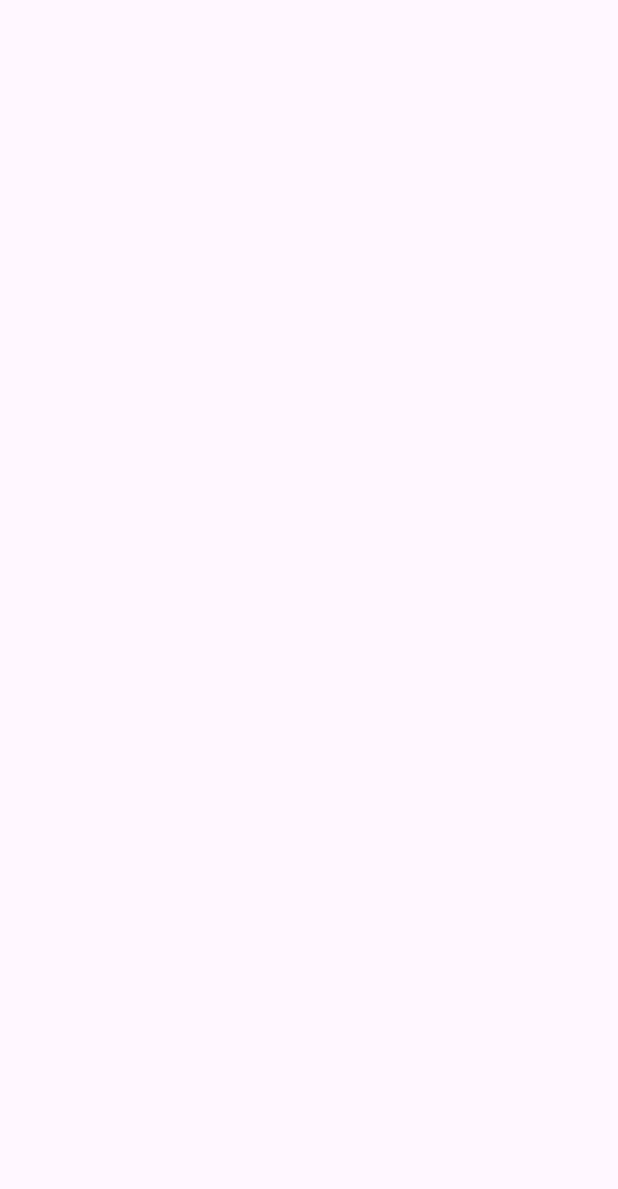
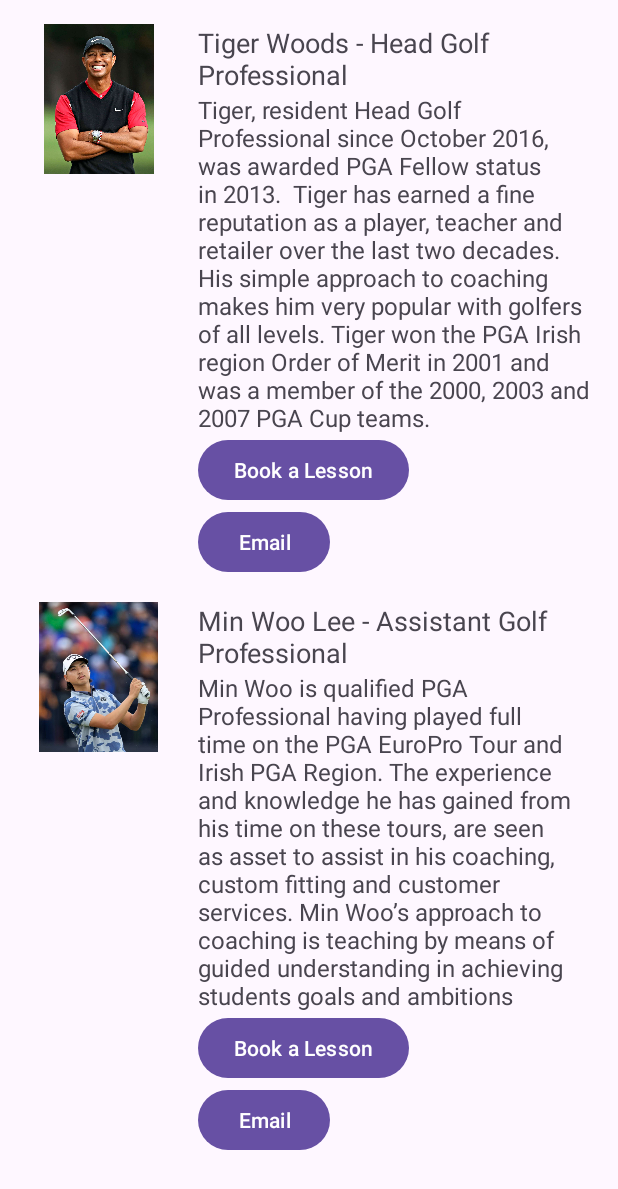
Before and after one commit to SamReilly01/Mobile-Assignment-App, an Android app: the OurTeamActivity screen opened directly, with no data from a screen before it, on a phone screen of 412 x 824 dp. Before the commit the part shown is empty. Shown: the top 1189 px of the screen. Run offline under Robolectric (Android 15) with nearby library versions, the phone set to English and light mode, and no system bars.

Commit message:
Basic page showing the pros

```diff
--- a/app/src/main/java/com/example/assignment/OurTeamActivity.java
+++ b/app/src/main/java/com/example/assignment/OurTeamActivity.java
@@ -1,15 +1,37 @@
-// OurTeamActivity.java
 package com.example.assignment;
 
+import androidx.appcompat.app.AppCompatActivity;
 import android.os.Bundle;
-import androidx.appcompat.app.AppCompatActivity;
+import android.widget.ImageView;
+import android.widget.TextView;
 
 public class OurTeamActivity extends AppCompatActivity {
 
     @Override
     protected void onCreate(Bundle savedInstanceState) {
         super.onCreate(savedInstanceState);
-        // Set the layout for OurTeamActivity if needed
-        // setContentView(R.layout.activity_our_team);
+        setContentView(R.layout.activity_ourteam);
+
+        // Team Member 1
+        ImageView imageViewTeamMember1 = findViewById(R.id.imageViewTeamMember1);
+        TextView textViewTeamMember1Role = findViewById(R.id.textViewTeamMember1Role);
+        TextView textViewTeamMember1Description = findViewById(R.id.textViewTeamMember1Description);
+
+        // Replace the placeholder content with actual data
+        imageViewTeamMember1.setImageResource(R.drawable.tiger_image); // Replace with the actual image resource
+        textViewTeamMember1Role.setText("Tiger Woods - Head Golf Professional"); // Replace with the actual role
+        textViewTeamMember1Description.setText("Tiger, resident Head Golf Professional since October 2016, was awarded PGA Fellow status in 2013.  Tiger has earned a fine reputation as a player, teacher and retailer over the last two decades.  His simple approach to coaching makes him very popular with golfers of all levels. Tiger won the PGA Irish region Order of Merit in 2001 and was a member of the 2000, 2003 and 2007 PGA Cup teams.");
+
+        // Team Member 2
+        ImageView imageViewTeamMember2 = findViewById(R.id.imageViewTeamMember2);
+        TextView textViewTeamMember2Role = findViewById(R.id.textViewTeamMember2Role);
+        TextView textViewTeamMember2Description = findViewById(R.id.textViewTeamMember2Description);
+
+        // Replace the placeholder content with actual data
+        imageViewTeamMember2.setImageResource(R.drawable.minwoo_image); // Replace with the actual image resource
+        textViewTeamMember2Role.setText("Min Woo Lee - Assistant Golf Professional"); // Replace with the actual role
+        textViewTeamMember2Description.setText("Min Woo is qualified PGA Professional having played full time on the PGA EuroPro Tour and Irish PGA Region. The experience and knowledge he has gained from his time on these tours, are seen as asset to assist in his coaching, custom fitting and customer services. Min Woo’s approach to coaching is teaching by means of guided understanding in achieving students goals and ambitions");
+
+        // Add more code for additional team members as needed
     }
 }
--- /dev/null
+++ b/app/src/main/res/layout/activity_ourteam.xml
@@ -0,0 +1,116 @@
+<!-- res/layout/activity_our_team.xml -->
+
+<LinearLayout
+    xmlns:android="http://schemas.android.com/apk/res/android"
+    android:layout_width="match_parent"
+    android:layout_height="match_parent"
+    android:orientation="vertical"
+    android:padding="16dp">
+
+    <!-- Team Member 1 -->
+    <RelativeLayout
+        android:id="@+id/teamMember1Layout"
+        android:layout_width="match_parent"
+        android:layout_height="wrap_content"
+        android:layout_marginBottom="16dp">
+
+        <ImageView
+            android:id="@+id/imageViewTeamMember1"
+            android:layout_width="100dp"
+            android:layout_height="100dp"
+            android:src="@drawable/tiger_image"
+            android:scaleType="centerInside"/>
+
+        <LinearLayout
+            android:layout_width="match_parent"
+            android:layout_height="wrap_content"
+            android:layout_toRightOf="@id/imageViewTeamMember1"
+            android:layout_marginStart="16dp"
+            android:orientation="vertical">
+
+            <TextView
+                android:id="@+id/textViewTeamMember1Role"
+                android:layout_width="match_parent"
+                android:layout_height="wrap_content"
+                android:text="Captain"
+                android:textSize="18sp"
+                android:gravity="top"/>
+
+            <TextView
+                android:id="@+id/textViewTeamMember1Description"
+                android:layout_width="match_parent"
+                android:layout_height="wrap_content"
+                android:text="Tiger Woods is a professional golfer with numerous achievements."
+                android:textSize="16sp"
+                android:gravity="top"/>
+
+            <!-- Buttons for Team Member 1 -->
+            <Button
+                android:id="@+id/buttonBookLesson1"
+                android:layout_width="wrap_content"
+                android:layout_height="wrap_content"
+                android:text="Book a Lesson"/>
+
+            <Button
+                android:id="@+id/buttonEmail1"
+                android:layout_width="wrap_content"
+                android:layout_height="wrap_content"
+                android:text="Email"/>
+        </LinearLayout>
+    </RelativeLayout>
+
+    <!-- Team Member 2 -->
+    <RelativeLayout
+        android:id="@+id/teamMember2Layout"
+        android:layout_width="match_parent"
+        android:layout_height="wrap_content"
+        android:layout_marginBottom="16dp">
+
+        <ImageView
+            android:id="@+id/imageViewTeamMember2"
+            android:layout_width="100dp"
+            android:layout_height="100dp"
+            android:src="@drawable/minwoo_image"
+            android:scaleType="centerInside"/>
+
+        <LinearLayout
+            android:layout_width="match_parent"
+            android:layout_height="wrap_content"
+            android:layout_toRightOf="@id/imageViewTeamMember2"
+            android:layout_marginStart="16dp"
+            android:orientation="vertical">
+
+            <TextView
+                android:id="@+id/textViewTeamMember2Role"
+                android:layout_width="match_parent"
+                android:layout_height="wrap_content"
+                android:text="Coach"
+                android:textSize="18sp"
+                android:gravity="top"/>
+
+            <TextView
+                android:id="@+id/textViewTeamMember2Description"
+                android:layout_width="match_parent"
+                android:layout_height="wrap_content"
+                android:text="Min Woo Lee provides valuable coaching to the team."
+                android:textSize="16sp"
+                android:gravity="top"/>
+
+            <!-- Buttons for Team Member 2 -->
+            <Button
+                android:id="@+id/buttonBookLesson2"
+                android:layout_width="wrap_content"
+                android:layout_height="wrap_content"
+                android:text="Book a Lesson"/>
+
+            <Button
+                android:id="@+id/buttonEmail2"
+                android:layout_width="wrap_content"
+                android:layout_height="wrap_content"
+                android:text="Email"/>
+        </LinearLayout>
+    </RelativeLayout>
+
+    <!-- Add more team members as needed -->
+
+</LinearLayout>
```
Also changed, not shown: app/src/main/res/drawable/minwoo_image.jpeg (added), app/src/main/res/drawable/tiger_image.jpg (added).
